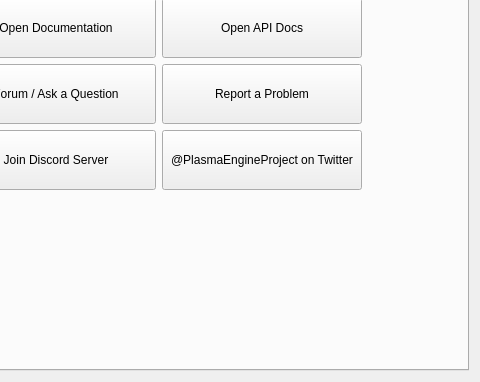
Before: the Qt Designer form Code/Editor/EditorFramework/Dialogs/DashboardDlg.ui in flyforge/flyengine, drawn with Qt 5; both pictures show x 288 to 768 and y 252 to 634 of the 768 by 634 pixel window.
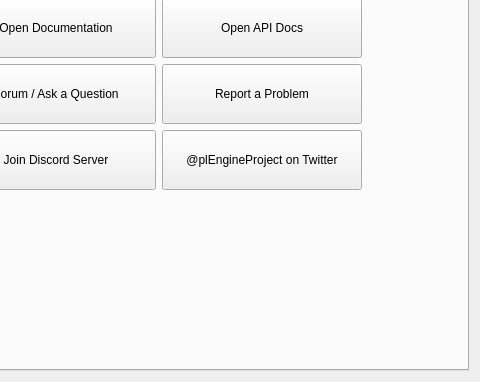
After: the same form once the commit is applied. Icons and pictures are not drawn.

Diff of the .ui file:
```diff
--- a/Code/Editor/EditorFramework/Dialogs/DashboardDlg.ui
+++ b/Code/Editor/EditorFramework/Dialogs/DashboardDlg.ui
@@ -401,7 +401,7 @@
               </size>
              </property>
              <property name="text">
-              <string>@PlasmaEngineProject on Twitter</string>
+              <string>@plEngineProject on Twitter</string>
              </property>
              <property name="icon">
               <iconset resource="../QtResources/resources.qrc">
```
Left out of the diff: 8 changed lines with no effect on the pictures.
